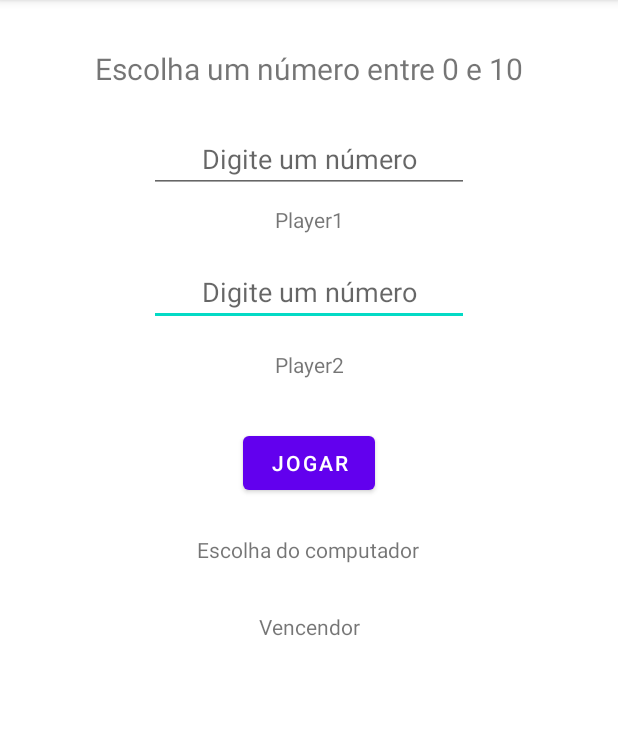
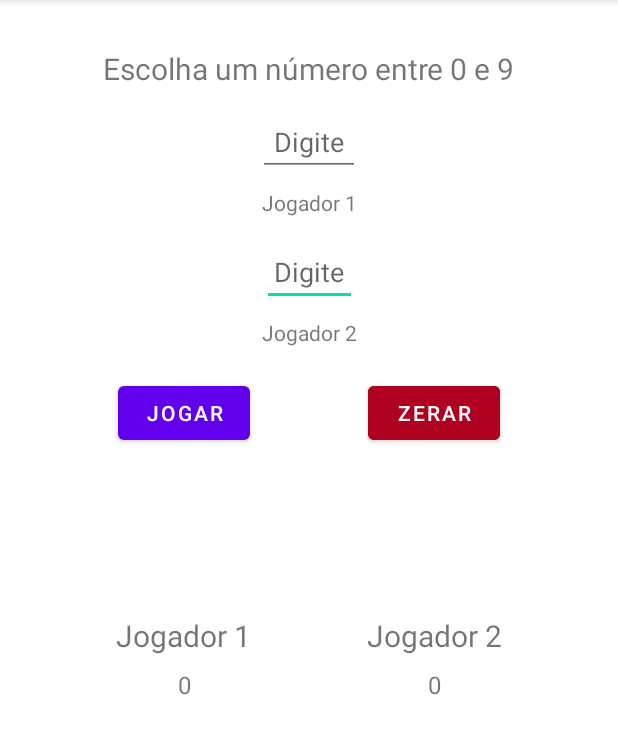
Before and after one commit to dbastosdev/AndroidProjects, an Android app: the screen it shows after launch (MainActivity), on a phone screen of 412 x 824 dp, the part 84-838 px from its top. Run offline under Robolectric (Android 15) with nearby library versions, the phone set to English and light mode, and no system bars.

Commit message:
projeto finalizado.

```diff
--- a/GameFindNumber/app/src/main/res/layout/activity_main.xml
+++ b/GameFindNumber/app/src/main/res/layout/activity_main.xml
@@ -8,23 +8,24 @@
 
     <EditText
         android:id="@+id/player2"
-        android:layout_width="wrap_content"
-        android:layout_height="wrap_content"
+        android:layout_width="63dp"
+        android:layout_height="43dp"
         android:layout_marginTop="16dp"
-        android:ems="10"
+        android:ems="1"
         android:hint="@string/numberTwo"
+        android:importantForAutofill="no"
         android:inputType="number"
+        android:maxLength="1"
         android:textAlignment="center"
         app:layout_constraintEnd_toEndOf="parent"
         app:layout_constraintStart_toStartOf="parent"
-        app:layout_constraintTop_toBottomOf="@+id/textView2"
-        android:importantForAutofill="no" />
+        app:layout_constraintTop_toBottomOf="@+id/textView2" />
 
     <TextView
         android:id="@+id/textView3"
         android:layout_width="wrap_content"
         android:layout_height="wrap_content"
-        android:layout_marginTop="16dp"
+        android:layout_marginTop="8dp"
         android:text="@string/player2"
         app:layout_constraintEnd_toEndOf="parent"
         app:layout_constraintStart_toStartOf="parent"
@@ -43,17 +44,18 @@
 
     <EditText
         android:id="@+id/player1"
-        android:layout_width="wrap_content"
-        android:layout_height="wrap_content"
-        android:layout_marginTop="24dp"
-        android:ems="10"
+        android:layout_width="68dp"
+        android:layout_height="42dp"
+        android:layout_marginTop="16dp"
+        android:ems="1"
         android:hint="@string/numberOne"
+        android:importantForAutofill="no"
         android:inputType="number"
+        android:maxLength="1"
         android:textAlignment="center"
         app:layout_constraintEnd_toEndOf="parent"
         app:layout_constraintStart_toStartOf="parent"
-        app:layout_constraintTop_toBottomOf="@+id/textView"
-        android:importantForAutofill="no" />
+        app:layout_constraintTop_toBottomOf="@+id/textView" />
 
     <TextView
         android:id="@+id/textView2"
@@ -69,8 +71,9 @@
         android:id="@+id/botPlayer"
         android:layout_width="wrap_content"
         android:layout_height="wrap_content"
-        android:layout_marginTop="24dp"
+        android:layout_marginTop="16dp"
         android:text="@string/textComputer"
+        android:visibility="invisible"
         app:layout_constraintEnd_toEndOf="parent"
         app:layout_constraintHorizontal_bias="0.498"
         app:layout_constraintStart_toStartOf="parent"
@@ -80,10 +83,11 @@
         android:id="@+id/playButton"
         android:layout_width="wrap_content"
         android:layout_height="wrap_content"
-        android:layout_marginTop="32dp"
+        android:layout_marginTop="20dp"
         android:onClick="playGame"
         android:text="@string/play"
-        app:layout_constraintEnd_toEndOf="parent"
+        app:layout_constraintEnd_toStartOf="@+id/reset"
+        app:layout_constraintHorizontal_bias="0.5"
         app:layout_constraintStart_toStartOf="parent"
         app:layout_constraintTop_toBottomOf="@+id/textView3" />
 
@@ -91,9 +95,71 @@
         android:id="@+id/winner"
         android:layout_width="wrap_content"
         android:layout_height="wrap_content"
-        android:layout_marginTop="32dp"
+        android:layout_marginTop="24dp"
         android:text="@string/winner"
+        android:visibility="invisible"
         app:layout_constraintEnd_toEndOf="parent"
         app:layout_constraintStart_toStartOf="parent"
         app:layout_constraintTop_toBottomOf="@+id/botPlayer" />
+
+    <TextView
+        android:id="@+id/P1"
+        android:layout_width="wrap_content"
+        android:layout_height="wrap_content"
+        android:layout_marginTop="32dp"
+        android:text="@string/player1"
+        android:textSize="20sp"
+        app:layout_constraintEnd_toStartOf="@+id/P2"
+        app:layout_constraintHorizontal_bias="0.5"
+        app:layout_constraintStart_toStartOf="parent"
+        app:layout_constraintTop_toBottomOf="@+id/winner" />
+
+    <TextView
+        android:id="@+id/P2"
+        android:layout_width="wrap_content"
+        android:layout_height="wrap_content"
+        android:layout_marginTop="32dp"
+        android:text="@string/player2"
+        android:textSize="20sp"
+        app:layout_constraintEnd_toEndOf="parent"
+        app:layout_constraintHorizontal_bias="0.5"
+        app:layout_constraintStart_toEndOf="@+id/P1"
+        app:layout_constraintTop_toBottomOf="@+id/winner" />
+
+    <TextView
+        android:id="@+id/pontos1"
+        android:layout_width="wrap_content"
+        android:layout_height="wrap_content"
+        android:layout_marginTop="8dp"
+        android:text="@string/pontos1"
+        android:textSize="16sp"
+        app:layout_constraintEnd_toStartOf="@+id/P2"
+        app:layout_constraintHorizontal_bias="0.502"
+        app:layout_constraintStart_toStartOf="parent"
+        app:layout_constraintTop_toBottomOf="@+id/P1" />
+
+    <TextView
+        android:id="@+id/pontos2"
+        android:layout_width="wrap_content"
+        android:layout_height="wrap_content"
+        android:layout_marginTop="8dp"
+        android:text="@string/pontos2"
+        android:textSize="16sp"
+        app:layout_constraintEnd_toEndOf="parent"
+        app:layout_constraintStart_toEndOf="@+id/P1"
+        app:layout_constraintTop_toBottomOf="@+id/P2" />
+
+    <Button
+        android:id="@+id/reset"
+        android:layout_width="wrap_content"
+        android:layout_height="wrap_content"
+        android:layout_marginTop="20dp"
+        android:backgroundTint="@color/design_default_color_error"
+        android:onClick="reset"
+        android:text="@string/reset"
+        app:layout_constraintEnd_toEndOf="parent"
+        app:layout_constraintHorizontal_bias="0.5"
+        app:layout_constraintStart_toEndOf="@+id/playButton"
+        app:layout_constraintTop_toBottomOf="@+id/textView3" />
+
 </androidx.constraintlayout.widget.ConstraintLayout>
--- a/GameFindNumber/app/src/main/res/values/strings.xml
+++ b/GameFindNumber/app/src/main/res/values/strings.xml
@@ -1,11 +1,14 @@
-<resources>
+<resources xmlns:tools="http://schemas.android.com/tools">
     <string name="app_name">GameFindNumber</string>
-    <string name="textGame">Escolha um número entre 0 e 10</string>
-    <string name="player1">Player1</string>
+    <string name="textGame">Escolha um número entre 0 e 9</string>
+    <string name="player1">Jogador 1</string>
     <string name="play">Jogar</string>
     <string name="textComputer">Escolha do computador</string>
-    <string name="winner">Vencendor</string>
-    <string name="numberTwo">Digite um número</string>
-    <string name="numberOne">Digite um número</string>
-    <string name="player2">Player2</string>
+    <string name="winner">Vencedor</string>
+    <string name="numberTwo">Digite</string>
+    <string name="numberOne">Digite</string>
+    <string name="player2">Jogador 2</string>
+    <string name="pontos1">0</string>
+    <string name="pontos2">0</string>
+    <string name="reset">Zerar</string>
 </resources>
```
Also changed, not shown: GameFindNumber/app/src/main/java/com/example/gamefindnumber/MainActivity.java (+89 -13 lines).
